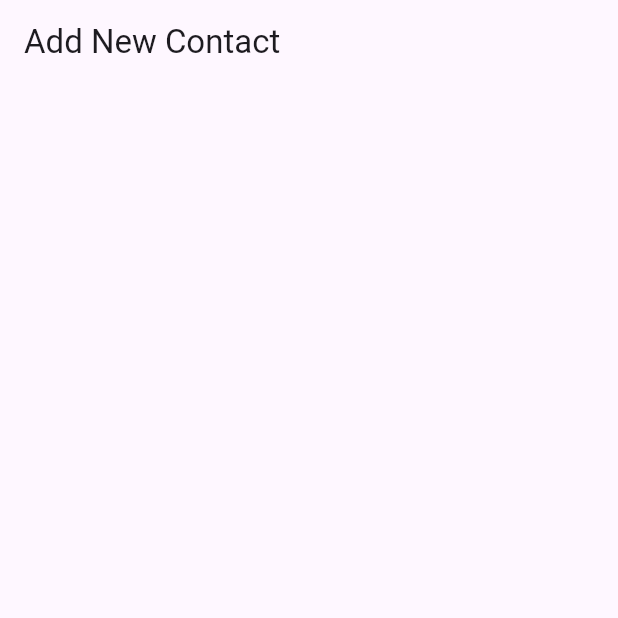
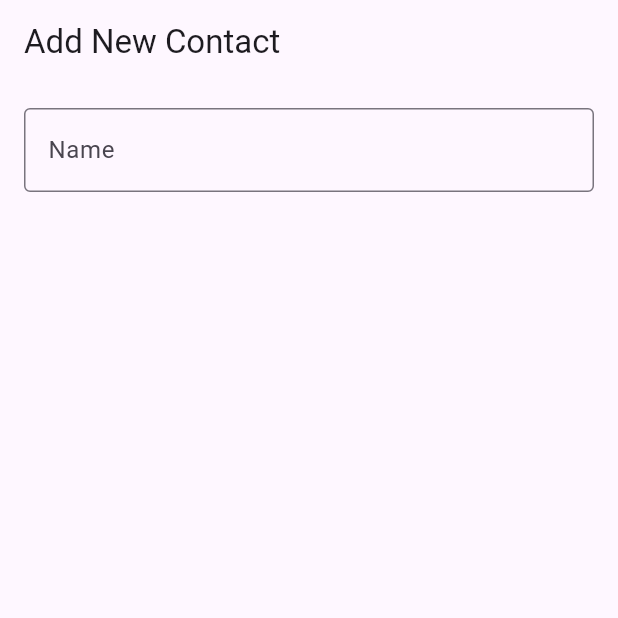
Before and after one commit to Jasonnnnnnnnnnnnnnnnn/my_contact, a Flutter app: the screen it shows after launch, on a phone screen of 412 x 824 dp, the top half of it. Run offline on Flutter 3.47's test engine with Material 3 defaults, Android fonts, the phone set to English and light mode, and no system bars.

Commit message:
setting OutlineInputBorder

```diff
--- a/lib/add_contact_widget.dart
+++ b/lib/add_contact_widget.dart
@@ -1,4 +1,6 @@
+import 'package:flutter/cupertino.dart';
 import 'package:flutter/material.dart';
+import 'package:flutter/widgets.dart';
 
 class AddContactWidget extends StatefulWidget {
   const AddContactWidget({Key? key}) : super(key: key);
@@ -8,12 +10,40 @@ class AddContactWidget extends StatefulWidget {
 }
 
 class _AddContactWidgetState extends State<AddContactWidget> {
+  final _formkey = GlobalKey<FormState>();
+
+ late TextEditingController nameController;
+ @override
+  void initState() {
+    // TODO: implement initState
+    super.initState();
+    nameController = TextEditingController();
+  }
   @override
   Widget build(BuildContext context) {
     return Scaffold(
       appBar: AppBar(
         title: Text('Add New Contact'),
       ),
+      body: Form(
+        key: _formkey,
+        child: ListView(
+          padding: EdgeInsets.all(16),
+          children: [
+            TextFormField(
+              controller: nameController,
+              decoration: InputDecoration(
+                  labelText: 'Name', border: OutlineInputBorder()),
+              validator: (value) {
+                if (value == null || value.isEmpty) {
+                  return 'Please enter name';
+                }
+                return null;
+              },
+            )
+          ],
+        ),
+      ),
     );
   }
 }
```
